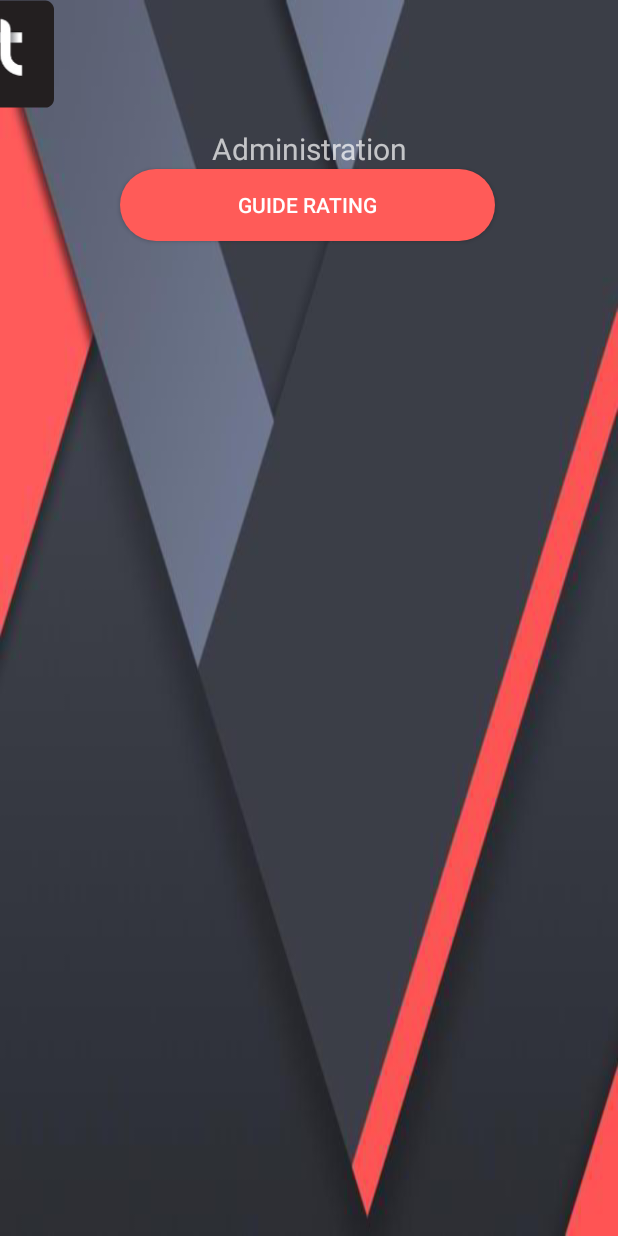
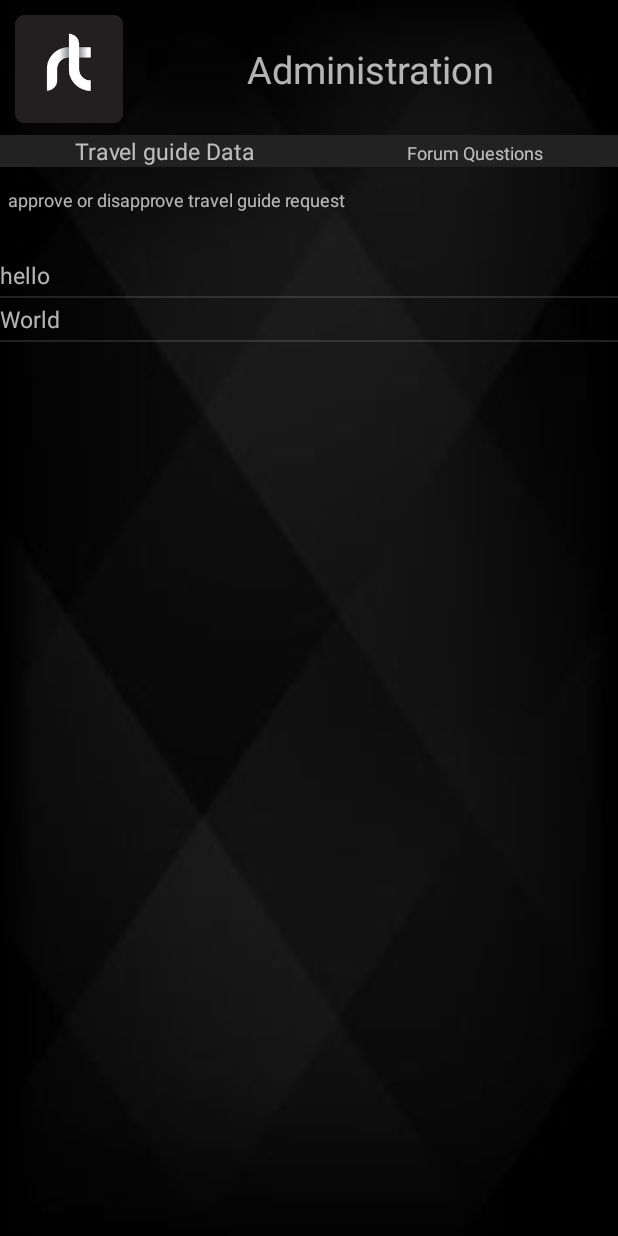
Before and after one commit to devil-r/RURAL-TRAVELLER, an Android app: the admindash screen opened directly, with no data from a screen before it, on a phone screen of 412 x 824 dp. Run offline under Robolectric (Android 15) with nearby library versions, the phone set to English and light mode, and no system bars; our stand-ins replace Firebase (no records; nobody signed in at launch, a user with empty details on screens opened directly).

Commit message:
Admin Dashboard

```diff
--- a/my app/app/build.gradle
+++ b/my app/app/build.gradle
@@ -35,6 +35,7 @@
     implementation 'com.google.firebase:firebase-auth:16.0.1'
     implementation 'com.google.firebase:firebase-core:16.0.1'
     implementation 'com.google.firebase:firebase-database:16.0.1'
+    implementation 'com.android.support:support-v4:28.0.0'
     testImplementation 'junit:junit:4.12'
     androidTestImplementation 'com.android.support.test:runner:0.5'
     androidTestImplementation 'com.android.support.test.espresso:espresso-core:2.2.2'
--- a/my app/app/src/main/AndroidManifest.xml
+++ b/my app/app/src/main/AndroidManifest.xml
@@ -13,7 +13,6 @@
     <uses-permission android:name="android.permission.ACCESS_FINE_LOCATION" />
     <uses-permission android:name="STORAGE_SERVICES" />
 
-
     <application
         android:allowBackup="true"
         android:icon="@mipmap/ic_launcher"
@@ -21,7 +20,8 @@
         android:roundIcon="@mipmap/ic_launcher_round"
         android:supportsRtl="true"
         android:theme="@style/Theme.AppCompat.NoActionBar">
-        <activity android:name=".Displayeat"></activity>
+        <activity android:name=".TGDataForAdmin"></activity>
+        <activity android:name=".Displayeat" />
         <activity android:name=".Displayvisit" />
         <activity android:name=".Visitactivity" />
         <activity android:name=".Eatactivity" />
@@ -86,7 +86,6 @@
         <activity
             android:name=".DescriptionActivity"
             android:theme="@style/Theme.AppCompat.NoActionBar" />
-
     </application>
 
 </manifest>
--- /dev/null
+++ b/my app/app/src/main/java/com/example/souhardkataria/ruralt/PageAdapterAdmin.java
@@ -0,0 +1,28 @@
+package com.example.souhardkataria.ruralt;
+
+import android.support.v4.app.Fragment;
+import android.support.v4.app.FragmentManager;
+import android.support.v4.app.FragmentStatePagerAdapter;
+
+public class PageAdapterAdmin extends FragmentStatePagerAdapter {
+
+    public PageAdapterAdmin(FragmentManager fm) {
+        super(fm);
+    }
+
+    @Override
+    public Fragment getItem(int i) {
+        if(i==0)
+        {
+            return new TabOne();
+        }else
+        {
+            return new TabTwo();
+        }
+    }
+
+    @Override
+    public int getCount() {
+        return 2;
+    }
+}
--- /dev/null
+++ b/my app/app/src/main/java/com/example/souhardkataria/ruralt/TabOne.java
@@ -0,0 +1,45 @@
+package com.example.souhardkataria.ruralt;
+
+import android.content.Intent;
+import android.os.Bundle;
+import android.support.annotation.NonNull;
+import android.support.annotation.Nullable;
+import android.support.v4.app.Fragment;
+import android.view.LayoutInflater;
+import android.view.View;
+import android.view.ViewGroup;
+import android.widget.AdapterView;
+import android.widget.ArrayAdapter;
+import android.widget.ListView;
+import android.widget.Toast;
+
+import com.google.firebase.database.DatabaseReference;
+import com.google.firebase.database.FirebaseDatabase;
+
+import java.util.ArrayList;
+
+public class TabOne extends Fragment {
+    View view;
+    ListView lv;
+    @Nullable
+    @Override
+    public View onCreateView(@NonNull LayoutInflater inflater, @Nullable ViewGroup container, @Nullable Bundle savedInstanceState) {
+        view=inflater.inflate(R.layout.fragment_one,container,false);
+        lv=view.findViewById(R.id.tgadminlist);
+        FirebaseDatabase database = FirebaseDatabase.getInstance();
+        String[] array={"hello","World"};
+        DatabaseReference myRef = database.getReference("message");
+        ArrayAdapter<String> adapter=new ArrayAdapter<String>(getContext(),R.layout.listview_textbox,array);
+        lv.setAdapter(adapter);
+        lv.setOnItemClickListener(new AdapterView.OnItemClickListener() {
+            @Override
+            public void onItemClick(AdapterView<?> adapterView, View view, int i, long l) {
+                //Intent here
+                Intent in=new Intent(getContext(),TGDataForAdmin.class);
+                in.setFlags(Intent.FLAG_ACTIVITY_CLEAR_TOP);
+                startActivity(in);
+            }
+        });
+        return view;
+    }
+}
--- /dev/null
+++ b/my app/app/src/main/java/com/example/souhardkataria/ruralt/TabTwo.java
@@ -0,0 +1,17 @@
+package com.example.souhardkataria.ruralt;
+
+import android.os.Bundle;
+import android.support.annotation.NonNull;
+import android.support.annotation.Nullable;
+import android.support.v4.app.Fragment;
+import android.view.LayoutInflater;
+import android.view.View;
+import android.view.ViewGroup;
+
+public class TabTwo extends Fragment {
+    @Nullable
+    @Override
+    public View onCreateView(@NonNull LayoutInflater inflater, @Nullable ViewGroup container, @Nullable Bundle savedInstanceState) {
+        return inflater.inflate(R.layout.fragment_two,container,false);
+    }
+}
--- a/my app/app/src/main/java/com/example/souhardkataria/ruralt/admindash.java
+++ b/my app/app/src/main/java/com/example/souhardkataria/ruralt/admindash.java
@@ -3,6 +3,7 @@
 import android.content.Intent;
 import android.database.DataSetObserver;
 import android.support.annotation.NonNull;
+import android.support.v4.view.PagerAdapter;
 import android.support.v7.app.AppCompatActivity;
 import android.os.Bundle;
 import android.util.Log;
@@ -15,7 +16,7 @@
 import android.widget.ListView;
 import android.widget.TextView;
 import android.widget.Toast;
-
+import android.support.v4.view.ViewPager;
 import com.google.firebase.database.DataSnapshot;
 import com.google.firebase.database.DatabaseError;
 import com.google.firebase.database.DatabaseReference;
@@ -27,87 +28,58 @@
 
 public class admindash extends AppCompatActivity  {
     FirebaseDatabase database;
-    ListView lvv;
     DatabaseReference myRef;
-    Button goTravelGuideList;
+    TextView tgdata,fq;
+    ViewPager pager;
     @Override
     protected void onCreate(Bundle savedInstanceState) {
         super.onCreate(savedInstanceState);
         setContentView(R.layout.activity_admindash);
-        goTravelGuideList=findViewById(R.id.button2);
- /*       goTravelGuideList.setOnClickListener(new View.OnClickListener() {
+        tgdata=findViewById(R.id.tgdata);
+        fq=findViewById(R.id.fq);
+        tgdata.setOnClickListener(new View.OnClickListener() {
             @Override
             public void onClick(View view) {
-                Intent in=new Intent(getApplicationContext(),TravelGuides.class);
-                in.setFlags(Intent.FLAG_ACTIVITY_CLEAR_TOP);
-                startActivity(in);
+                pager.setCurrentItem(0);
             }
         });
-*/
-        Button guiderate  = ( Button )findViewById(R.id.button4);
-        guiderate.setOnClickListener(new View.OnClickListener() {
+        fq.setOnClickListener(new View.OnClickListener() {
+            @Override
+            public void onClick(View view) {
+                pager.setCurrentItem(1);
+            }
+        });
+        pager=findViewById(R.id.pager);
+        final PageAdapterAdmin pageAdapterAdmin=new PageAdapterAdmin(getSupportFragmentManager());
+        pager.setAdapter(pageAdapterAdmin);
+        pager.addOnPageChangeListener(new ViewPager.OnPageChangeListener() {
+            @Override
+            public void onPageScrolled(int i, float v, int i1) {
+               /* if(v>0.2||v<0.8) {
+                    if (i == 1) {
+                        pager.setCurrentItem(2);
+                    } else {
+                        pager.setCurrentItem(1);
+                    }
+                }*/
+            }
 
             @Override
-            public void onClick(View v) {
-                Intent i = new Intent(admindash.this, rating.class);
-                startActivity(i);
-
+            public void onPageSelected(int i) {
+                if(i==0)
+                {
+                    tgdata.setTextSize(15);
+                    fq.setTextSize(12);
+                }else
+                {
+                    tgdata.setTextSize(12);
+                    fq.setTextSize(15);
+                }
             }
 
-
+            @Override
+            public void onPageScrollStateChanged(int i) {
+            }
         });
-        lvv=findViewById(R.id.listView);
-        final ArrayList<register_users> array=new ArrayList<>();
-        final ArrayList<String> arrayID=new ArrayList<>();
-        int i;
-        /*for(i=0;i<5;i++)
-        {
-            array.add(new register_users(i));
-        }*/
-        try {
-            database = FirebaseDatabase.getInstance();
-            myRef = database.getReference();
-            myRef.child("registers").addValueEventListener(new ValueEventListener() {
-                @Override
-                public void onDataChange(@NonNull DataSnapshot dataSnapshot) {
-                    //for(int i=0;i<2;i++) {
-                    Iterable<DataSnapshot> children = dataSnapshot.getChildren();
-                    array.clear();
-                    // myRef.child("guide-2f253").child("hello").setValue("Hello");
-                    //Toast.makeText(getApplicationContext(),"lol "+dataSnapshot.getChildrenCount(),Toast.LENGTH_LONG).show();
-                    for (DataSnapshot child : children) {
-                        register_users ch = child.getValue(register_users.class);
-                        array.add(ch);
-                        arrayID.add(child.getKey());
-                        // Toast.makeText(getApplicationContext(),ch.name,Toast.LENGTH_LONG).show();
-                    }
-                    TravelGuideAdapter ada = new TravelGuideAdapter(array, getApplicationContext(), arrayID);
-                    try {
-                        //Toast.makeText(getApplicationContext(),"before "+array.get(0).name,Toast.LENGTH_LONG).show();
-                        lvv.setAdapter(ada);
-                        //Toast.makeText(getApplicationContext(),"after",Toast.LENGTH_LONG).show();
-
-                    } catch (Exception e) {
-                        Toast.makeText(getApplicationContext(), "Exception " + e.getMessage(), Toast.LENGTH_LONG).show();
-                    }
-                }
-                //}
-
-                @Override
-                public void onCancelled(@NonNull DatabaseError databaseError) {
-
-                }
-            });
-        }catch (Exception e)
-        {
-            Toast.makeText(getApplicationContext(),e.getMessage(),Toast.LENGTH_LONG).show();
-        }
-        /*final register_users[] array=new register_users[5];
-        for(int i=0;i<5;i++) {
-            array[i] = new register_users(i);
-        }*/
-
-
-
     }
 }
--- a/my app/app/src/main/res/layout/activity_admindash.xml
+++ b/my app/app/src/main/res/layout/activity_admindash.xml
@@ -4,92 +4,80 @@
     xmlns:tools="http://schemas.android.com/tools"
     android:layout_width="match_parent"
     android:layout_height="match_parent"
-    tools:context=".admindash"
-    android:background="@drawable/bc">
+    android:background="@drawable/dark"
+    tools:context=".admindash">
 
-
-    <ImageView
-        android:id="@+id/imageView6"
-        android:layout_width="wrap_content"
-        android:layout_height="wrap_content"
-        android:layout_marginStart="170dp"
-        android:layout_marginLeft="170dp"
+    <LinearLayout
+        android:layout_width="0dp"
+        android:layout_height="0dp"
+        android:orientation="vertical"
         app:layout_constraintBottom_toBottomOf="parent"
-        app:layout_constraintEnd_toStartOf="@+id/Header"
+        app:layout_constraintEnd_toEndOf="parent"
         app:layout_constraintHorizontal_bias="0.0"
         app:layout_constraintStart_toStartOf="parent"
         app:layout_constraintTop_toTopOf="parent"
-        app:layout_constraintVertical_bias="0.0"
-        app:srcCompat="@mipmap/ic_launcher" />
-
-    <LinearLayout
-        android:id="@+id/Header"
-        android:layout_width="match_parent"
-        android:layout_height="170sp"
-
-        android:layout_marginBottom="20dp"
-        android:orientation="vertical"
-        app:layout_constraintBottom_toTopOf="@+id/listView"
-        app:layout_constraintEnd_toEndOf="parent"
-        app:layout_constraintStart_toStartOf="parent"
-        app:layout_constraintTop_toTopOf="parent"
-        app:layout_constraintVertical_bias="0.6">
-
-        <TextView
-            android:id="@+id/adminLogin"
-            android:layout_width="match_parent"
-            android:layout_height="wrap_content"
-            android:layout_marginTop="15sp"
-            android:paddingTop="70dp"
-            android:text="Administration"
-            android:textAlignment="center"
-            android:textSize="20sp" />
-
-        <Button
-            android:id="@+id/button4"
-
-            android:layout_height="wrap_content"
-            android:background="@drawable/shit"
-            android:layout_width="250dp"
-            android:layout_marginLeft="80dp"
-
-            android:text="Guide Rating" />
+        app:layout_constraintVertical_bias="0.0">
 
         <LinearLayout
             android:layout_width="match_parent"
             android:layout_height="wrap_content"
-            android:layout_marginTop="25sp"
-            android:orientation="horizontal" />
+            android:layout_marginTop="10sp"
+            android:orientation="horizontal">
 
+            <ImageView
+                android:id="@+id/imageView5"
+                android:layout_width="wrap_content"
+                android:layout_height="wrap_content"
+                android:layout_marginLeft="10sp"
+                app:srcCompat="@mipmap/ic_launcher" />
+
+            <TextView
+                android:id="@+id/textView13"
+                android:layout_width="wrap_content"
+                android:layout_height="match_parent"
+                android:layout_weight="1"
+                android:gravity="center"
+                android:text="Administration"
+                android:textSize="25sp" />
         </LinearLayout>
 
-    <!--<ScrollView
+        <LinearLayout
             android:layout_width="match_parent"
-        android:layout_marginTop="170sp"
-        android:layout_height="fill_parent"
-        android:layout_marginBottom="0dp"
-        app:layout_constraintBottom_toBottomOf="parent"
-        app:layout_constraintEnd_toEndOf="parent"
-        app:layout_constraintHorizontal_bias="0.5"
-        app:layout_constraintStart_toStartOf="parent"
-        app:layout_constraintTop_toBottomOf="@+id/Header">
-        <ListView
-            android:id="@+id/lvv"
-            android:layout_width="match_parent"
-            android:layout_height="fill_parent">
+            android:layout_height="wrap_content"
+            android:orientation="horizontal"
+            android:background="#222"
+            android:layout_marginTop="8sp">
 
-        </ListView>
-    </ScrollView>-->
+            <TextView
+                android:id="@+id/tgdata"
+                android:layout_width="wrap_content"
+                android:layout_height="wrap_content"
+                android:layout_weight="1"
 
-    <ListView
-        android:id="@+id/listView"
+                android:gravity="center"
+                android:text="Travel guide Data"
+                android:textSize="15sp" />
+
+            <TextView
+                android:id="@+id/fq"
+                android:layout_width="wrap_content"
+                android:layout_height="wrap_content"
+                android:layout_weight="1"
+                android:gravity="center"
+
+                android:text="Forum Questions"
+                android:textSize="12sp" />
+        </LinearLayout>
+
+        <android.support.constraint.ConstraintLayout
             android:layout_width="match_parent"
             android:layout_height="match_parent"
-        android:layout_marginTop="190dp"
-        app:layout_constraintBottom_toBottomOf="parent"
-        app:layout_constraintEnd_toEndOf="parent"
-        app:layout_constraintHorizontal_bias="0.5"
-        app:layout_constraintStart_toStartOf="parent"
-        app:layout_constraintTop_toTopOf="@+id/Header"></ListView>
+            android:layout_marginTop="8sp">
 
+            <android.support.v4.view.ViewPager
+                android:id="@+id/pager"
+                android:layout_width="match_parent"
+                android:layout_height="match_parent" />
         </android.support.constraint.ConstraintLayout>
+    </LinearLayout>
+</android.support.constraint.ConstraintLayout>
--- /dev/null
+++ b/my app/app/src/main/res/layout/fragment_one.xml
@@ -0,0 +1,38 @@
+<?xml version="1.0" encoding="utf-8"?>
+<LinearLayout xmlns:android="http://schemas.android.com/apk/res/android"
+    xmlns:app="http://schemas.android.com/apk/res-auto"
+    xmlns:tools="http://schemas.android.com/tools"
+    android:layout_width="match_parent"
+    android:layout_height="wrap_content"
+    android:orientation="vertical">
+
+    <TextView
+        android:id="@+id/textView15"
+        android:layout_width="wrap_content"
+        android:layout_height="30sp"
+        android:layout_marginLeft="5sp"
+        android:paddingTop="5sp"
+        android:paddingBottom="5sp"
+
+        android:text="approve or disapprove travel guide request"
+        android:textSize="12sp" />
+
+    <android.support.constraint.ConstraintLayout
+        android:layout_width="match_parent"
+        android:layout_height="match_parent"
+        android:layout_marginTop="20sp">
+
+        <ListView
+            android:id="@+id/tgadminlist"
+            android:layout_width="match_parent"
+            android:layout_height="match_parent"
+            app:layout_constraintBottom_toBottomOf="parent"
+            app:layout_constraintEnd_toEndOf="parent"
+            app:layout_constraintHorizontal_bias="0.0"
+            app:layout_constraintStart_toStartOf="parent"
+            app:layout_constraintTop_toTopOf="parent"
+            app:layout_constraintVertical_bias="1.0" />
+    </android.support.constraint.ConstraintLayout>
+
+
+</LinearLayout>
--- /dev/null
+++ b/my app/app/src/main/res/layout/listview_textbox.xml
@@ -0,0 +1,11 @@
+<?xml version="1.0" encoding="utf-8"?>
+<TextView android:layout_height="fill_parent"
+    android:layout_width="fill_parent"
+    android:id="@+id/label"
+    android:textSize="15sp"
+    android:paddingTop="3sp"
+    android:paddingBottom="3sp"
+    android:text="hello"
+    android:textAlignment="gravity"
+    android:gravity="left"
+    xmlns:android="http://schemas.android.com/apk/res/android" />
--- a/my app/app/src/main/res/values/strings.xml
+++ b/my app/app/src/main/res/values/strings.xml
@@ -25,4 +25,7 @@
     <string name="title_activity_display_message2">DisplayMessageActivity2</string>
     <string name="title_activity_home">Home</string>
     <string name="title_activity_userdash">userdash</string>
+
+    <!-- TODO: Remove or change this placeholder text -->
+    <string name="hello_blank_fragment">Hello blank fragment</string>
 </resources>
--- a/my app/app/src/main/res/values/styles.xml
+++ b/my app/app/src/main/res/values/styles.xml
@@ -1,7 +1,7 @@
 <resources>
 
     <!-- Base application theme. -->
-    <style name="AppTheme" parent="Theme.AppCompat.Light.DarkActionBar">
+    <style name="AppTheme" parent="Theme.AppCompat.Light.NoActionBar">
         <!-- Customize your theme here. -->
         <item name="colorPrimary">@color/colorPrimary</item>
         <item name="colorPrimaryDark">@color/colorPrimaryDark</item>
```
Also changed, not shown: my app/app/src/main/java/com/example/souhardkataria/ruralt/TGDataForAdmin.java (added, +13 -0 lines), my app/app/src/main/res/layout/activity_tgdata_for_admin.xml (added, +272 -0 lines), my app/app/src/main/res/layout/fragment_two.xml (added, +12 -0 lines). Lines whose indentation alone changed are shown as unchanged.
